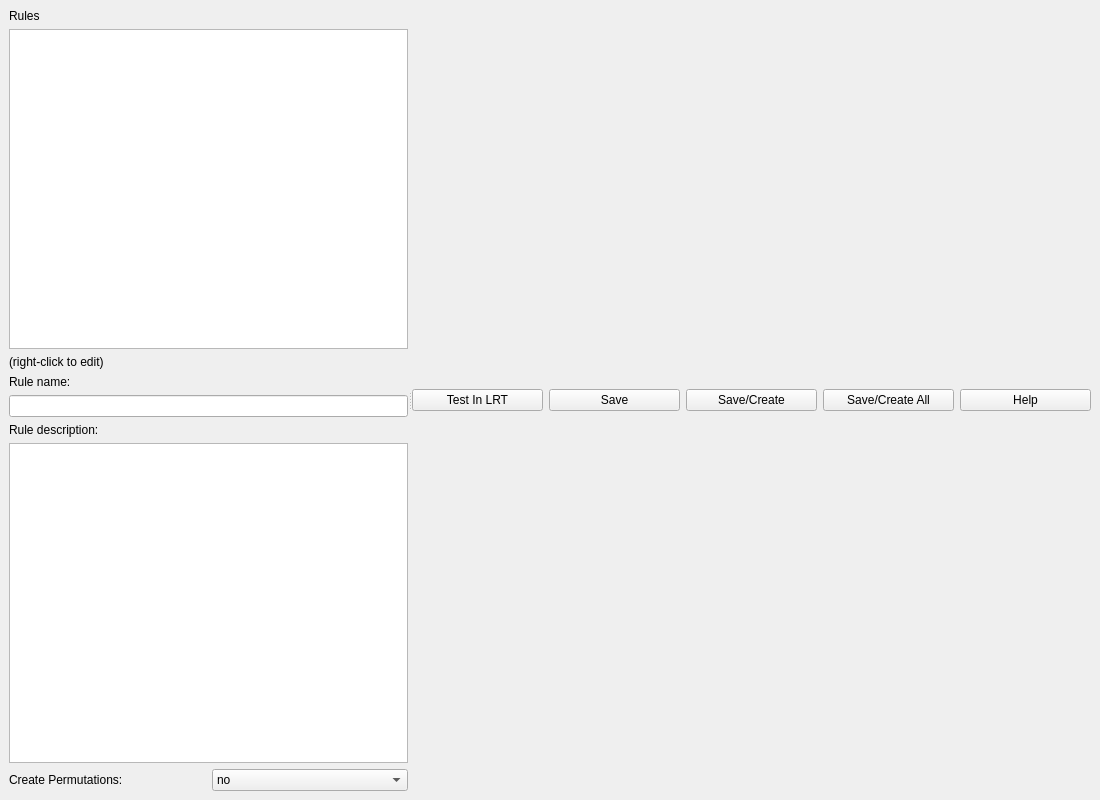
Qt form Dev/Lib/Windows/RuleAssistantWindow.ui (rmlockwood/FLExTrans) before a commit.
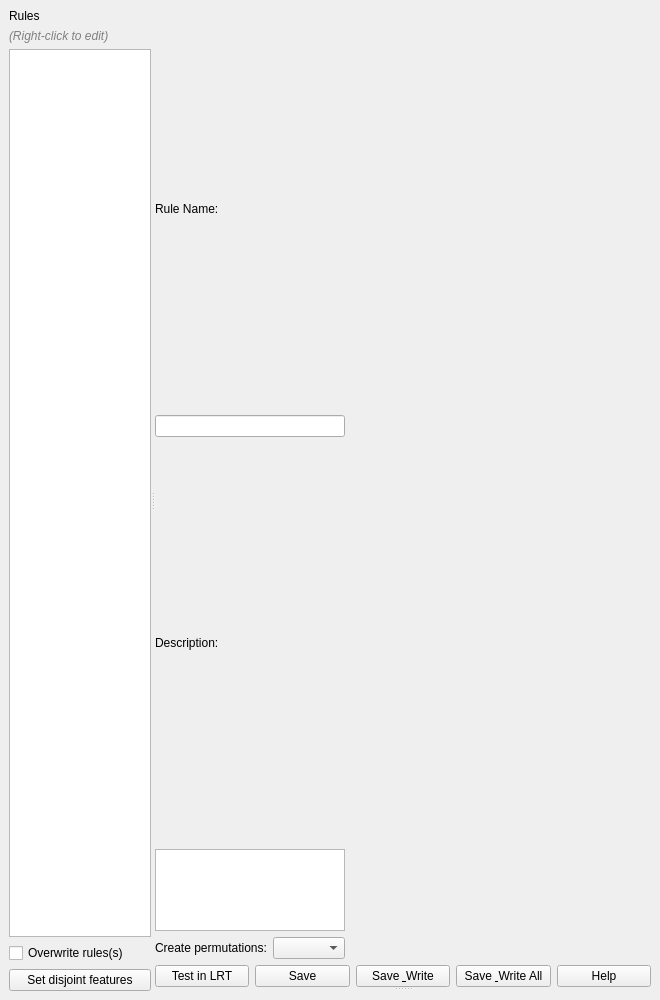
The same form after that commit.

```diff
--- a/Dev/Lib/Windows/RuleAssistantWindow.ui
+++ b/Dev/Lib/Windows/RuleAssistantWindow.ui
@@ -3,43 +3,68 @@
  <class>RuleAssistantWindow</class>
  <widget class="QMainWindow" name="RuleAssistantWindow">
   <property name="geometry">
-   <rect><x>0</x><y>0</y><width>1100</width><height>800</height></rect>
+   <rect>
+    <x>0</x>
+    <y>0</y>
+    <width>660</width>
+    <height>1000</height>
+   </rect>
   </property>
   <property name="windowTitle">
    <string>FLExTrans Rule Assistant</string>
   </property>
   <widget class="QWidget" name="centralwidget">
-   <layout class="QVBoxLayout" name="outerLayout">
+   <layout class="QHBoxLayout" name="mainLayout">
     <item>
      <widget class="QSplitter" name="main_splitter">
       <property name="orientation">
        <enum>Qt::Orientation::Horizontal</enum>
       </property>
-      <!-- Left pane: rule list -->
       <widget class="QWidget" name="leftPane">
        <layout class="QVBoxLayout" name="leftLayout">
-        <item><widget class="QLabel" name="rulesLabel"><property name="text"><string>Rules</string></property></widget></item>
-        <item><widget class="QListWidget" name="rule_list"/></item>
-        <item><widget class="QLabel" name="hintLabel"><property name="text"><string>(right-click to edit)</string></property></widget></item>
-        <item><widget class="QLabel" name="ruleNameLabel"><property name="text"><string>Rule name:</string></property></widget></item>
-        <item><widget class="QLineEdit" name="rule_name_field"/></item>
-        <item><widget class="QLabel" name="ruleDescLabel"><property name="text"><string>Rule description:</string></property></widget></item>
-        <item><widget class="QPlainTextEdit" name="rule_description_field"/></item>
         <item>
-         <layout class="QHBoxLayout" name="permLayout">
-          <item><widget class="QLabel" name="permLabel"><property name="text"><string>Create Permutations:</string></property></widget></item>
-          <item>
-           <widget class="QComboBox" name="permutations_combo">
-            <item><property name="text"><string>no</string></property></item>
-            <item><property name="text"><string>with head</string></property></item>
-            <item><property name="text"><string>not head</string></property></item>
-           </widget>
-          </item>
-         </layout>
+         <widget class="QLabel" name="rulesLabel">
+          <property name="text">
+           <string>Rules</string>
+          </property>
+         </widget>
+        </item>
+        <item>
+         <widget class="QLabel" name="hintLabel">
+          <property name="styleSheet">
+           <string notr="true">font-style: italic; color: gray;</string>
+          </property>
+          <property name="text">
+           <string>(Right-click to edit)</string>
+          </property>
+         </widget>
+        </item>
+        <item>
+         <widget class="QListWidget" name="rule_list">
+          <property name="contextMenuPolicy">
+           <enum>Qt::ContextMenuPolicy::CustomContextMenu</enum>
+          </property>
+         </widget>
+        </item>
+        <item>
+         <widget class="QCheckBox" name="overwrite_checkbox">
+          <property name="toolTip">
+           <string>Overwrite previous rule(s) that have the same name.</string>
+          </property>
+          <property name="text">
+           <string>Overwrite rules(s)</string>
+          </property>
+         </widget>
+        </item>
+        <item>
+         <widget class="QPushButton" name="disjoint_button">
+          <property name="text">
+           <string>Set disjoint features</string>
+          </property>
+         </widget>
         </item>
        </layout>
       </widget>
-      <!-- Right pane: top controls + diagram -->
       <widget class="QWidget" name="rightPane">
        <layout class="QVBoxLayout" name="rightLayout">
         <item>
@@ -47,26 +72,141 @@
           <property name="orientation">
            <enum>Qt::Orientation::Vertical</enum>
           </property>
-          <!-- Top 25%: test data web view -->
           <widget class="QWidget" name="topWidget">
-           <layout class="QVBoxLayout" name="topLayout">
+           <layout class="QVBoxLayout" name="topLayoutV">
             <item>
-             <layout class="QHBoxLayout" name="testDataLayout">
-              <!-- Test data web view placeholder -->
+             <layout class="QHBoxLayout" name="topLayout" stretch="1,0">
+              <item>
+               <layout class="QVBoxLayout" name="leftTop">
+                <item>
+                 <widget class="QLabel" name="ruleNameLabel">
+                  <property name="text">
+                   <string>Rule Name:</string>
+                  </property>
+                 </widget>
+                </item>
+                <item>
+                 <widget class="QLineEdit" name="rule_name_field"/>
+                </item>
+                <item>
+                 <widget class="QLabel" name="ruleDescLabel">
+                  <property name="text">
+                   <string>Description:</string>
+                  </property>
+                 </widget>
+                </item>
+                <item>
+                 <widget class="QPlainTextEdit" name="rule_description_field">
+                  <property name="maximumSize">
+                   <size>
+                    <width>16777215</width>
+                    <height>82</height>
+                   </size>
+                  </property>
+                 </widget>
+                </item>
+                <item>
+                 <layout class="QHBoxLayout" name="permLayout">
+                  <item>
+                   <widget class="QLabel" name="permLabel">
+                    <property name="text">
+                     <string>Create permutations:</string>
+                    </property>
+                   </widget>
+                  </item>
+                  <item>
+                   <widget class="QComboBox" name="permutations_combo"/>
+                  </item>
+                 </layout>
+                </item>
+               </layout>
+              </item>
+              <item>
+               <widget class="QWidget" name="testDataContainer" native="true">
+                <property name="minimumSize">
+                 <size>
+                  <width>300</width>
+                  <height>0</height>
+                 </size>
+                </property>
+                <layout class="QVBoxLayout" name="testDataLayout">
+                 <property name="leftMargin">
+                  <number>0</number>
+                 </property>
+                 <property name="topMargin">
+                  <number>0</number>
+                 </property>
+                 <property name="rightMargin">
+                  <number>0</number>
+                 </property>
+                 <property name="bottomMargin">
+                  <number>0</number>
+                 </property>
+                </layout>
+               </widget>
+              </item>
              </layout>
             </item>
             <item>
              <layout class="QHBoxLayout" name="buttonBar">
-              <item><widget class="QPushButton" name="test_lrt_button"><property name="text"><string>Test In LRT</string></property></widget></item>
-              <item><widget class="QPushButton" name="save_button"><property name="text"><string>Save</string></property></widget></item>
-              <item><widget class="QPushButton" name="save_create_button"><property name="text"><string>Save/Create</string></property></widget></item>
-              <item><widget class="QPushButton" name="save_all_button"><property name="text"><string>Save/Create All</string></property></widget></item>
-              <item><widget class="QPushButton" name="help_button"><property name="text"><string>Help</string></property></widget></item>
+              <item>
+               <widget class="QPushButton" name="test_lrt_button">
+                <property name="toolTip">
+                 <string>Test in the Live Rule Tester tool.</string>
+                </property>
+                <property name="text">
+                 <string>Test in LRT</string>
+                </property>
+               </widget>
+              </item>
+              <item>
+               <widget class="QPushButton" name="save_button">
+                <property name="text">
+                 <string>Save</string>
+                </property>
+               </widget>
+              </item>
+              <item>
+               <widget class="QPushButton" name="save_create_button">
+                <property name="text">
+                 <string>Save &amp; Write</string>
+                </property>
+               </widget>
+              </item>
+              <item>
+               <widget class="QPushButton" name="save_all_button">
+                <property name="text">
+                 <string>Save &amp; Write All</string>
+                </property>
+               </widget>
+              </item>
+              <item>
+               <widget class="QPushButton" name="help_button">
+                <property name="text">
+                 <string>Help</string>
+                </property>
+               </widget>
+              </item>
              </layout>
             </item>
            </layout>
           </widget>
-          <!-- Bottom 75%: rule tree diagram (QWebEngineView, set programmatically) -->
+          <widget class="QWidget" name="treeContainer" native="true">
+           <layout class="QVBoxLayout" name="treeLayout">
+            <property name="leftMargin">
+             <number>0</number>
+            </property>
+            <property name="topMargin">
+             <number>0</number>
+            </property>
+            <property name="rightMargin">
+             <number>0</number>
+            </property>
+            <property name="bottomMargin">
+             <number>0</number>
+            </property>
+           </layout>
+          </widget>
          </widget>
         </item>
        </layout>
```
